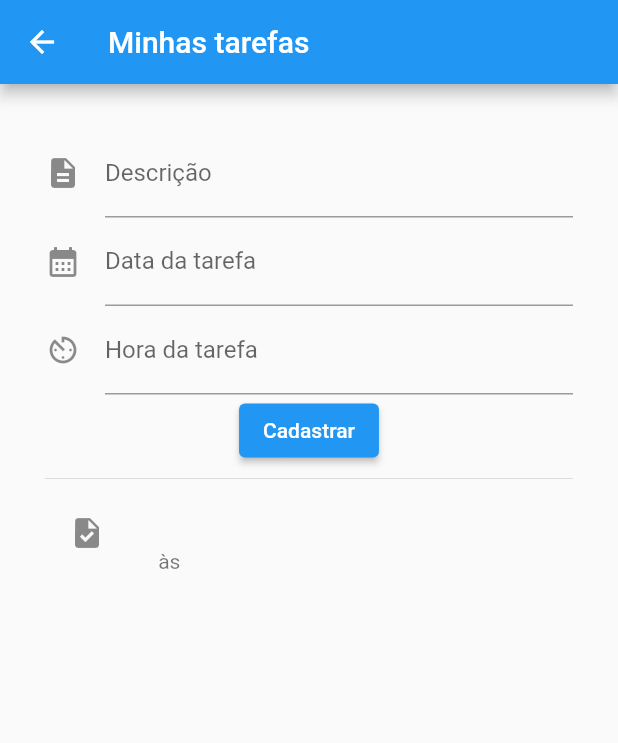
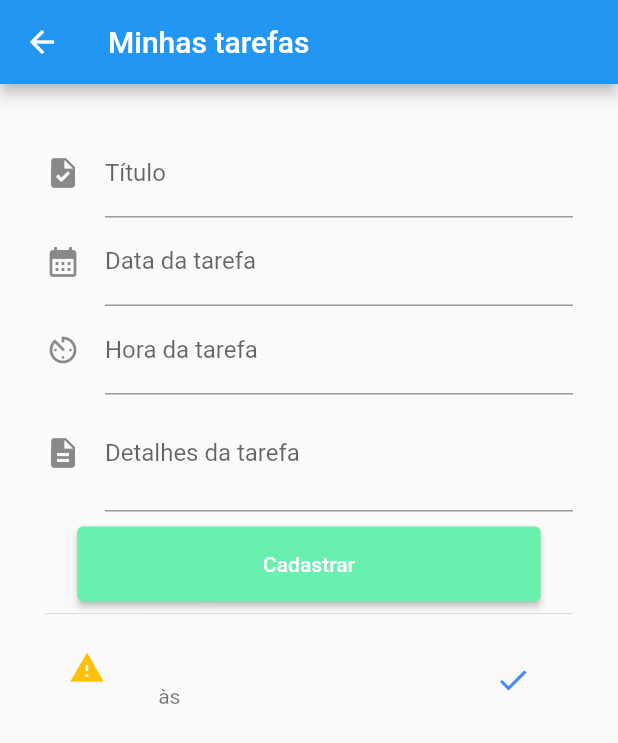
Before and after one commit to matsunagasistemafiep/flutter_app_2023, a Flutter app: the ListaTarefas screen opened directly, after a tap on "Cadastrar", on a phone screen of 412 x 824 dp. Shown: the top 743 px of the screen. Run offline on Flutter 3.47's test engine with Material 2 defaults, Android fonts, the phone set to English and light mode, and no system bars; our stand-ins replace lottie.

Commit message:
feature: todo list update

```diff
--- a/lib/models/tarefa_model.dart
+++ b/lib/models/tarefa_model.dart
@@ -3,13 +3,15 @@ class Tarefa {
   String descricao;
   String data;
   String hora;
-  int situacao;
+  int situacao; // 0 - pendente, 1 - concluído
+  String detalhes;
 
   Tarefa({
     required this.id,
     required this.descricao,
     required this.data,
     required this.hora,
+    required this.detalhes,
     this.situacao=0
   });
 
--- a/lib/pages/lista_tarefas.dart
+++ b/lib/pages/lista_tarefas.dart
@@ -2,6 +2,7 @@ import 'package:flutter/material.dart';
 import 'package:intl/intl.dart';
 
 import '../models/tarefa_model.dart';
+import 'detalhes_tarefa.dart';
 
 class ListaTarefas extends StatefulWidget {
   const ListaTarefas({super.key});
@@ -17,7 +18,9 @@ class ListaTarefasState extends State<ListaTarefas> {
   TextEditingController descriptionControl = TextEditingController();
   TextEditingController dataControl = TextEditingController();
   TextEditingController horaControl = TextEditingController();
+  TextEditingController detalhesControl = TextEditingController();
 
+  /// Variável que representa os dados a serem exibidos
   List<Tarefa> listaTarefa = [];
 
   @override
@@ -31,8 +34,8 @@ class ListaTarefasState extends State<ListaTarefas> {
             TextFormField(
               controller: descriptionControl,
               decoration: const InputDecoration(
-                labelText: "Descrição",
-                icon: Icon(Icons.description)
+                labelText: "Título",
+                icon: Icon(Icons.task)
               )
             ),
             TextFormField(
@@ -76,7 +79,24 @@ class ListaTarefasState extends State<ListaTarefas> {
                 }
               },
             ),
+            TextFormField(
+              controller: detalhesControl,
+              decoration: const InputDecoration(
+                icon: Icon(Icons.description),
+                labelText: "Detalhes da tarefa"
+              ),
+              maxLines: 2,
+            ),
+            const SizedBox(height: 10),
+            /// Botão responsável por cadastrar uma nova tarefa
             ElevatedButton(
+              style: ButtonStyle(
+                // MediaQuery.of(context).size.width é a largura da tela do celular
+                // *0.75 indica que é 75% da largura
+                fixedSize: MaterialStatePropertyAll(Size(MediaQuery.of(context).size.width*0.75, 50)),
+                foregroundColor: const MaterialStatePropertyAll(Colors.white),
+                backgroundColor: const MaterialStatePropertyAll(Colors.greenAccent)
+              ),
               child: const Text("Cadastrar"),
               onPressed: () {
                 /// Instanciar um objeto da classe Tarefa
@@ -84,7 +104,8 @@ class ListaTarefasState extends State<ListaTarefas> {
                   id: listaTarefa.length+1,
                   descricao: descriptionControl.text,
                   data: dataControl.text,
-                  hora: horaControl.text
+                  hora: horaControl.text,
+                  detalhes: detalhesControl.text
                 );
                 setState(() {
                   listaTarefa.add(task);
@@ -93,14 +114,55 @@ class ListaTarefasState extends State<ListaTarefas> {
             ),
             const Divider(),
             Expanded(
+              /// listaTarefa - a lista em si
+              /// index - o índice da lista
+              /// listaTarefa[index] - item atual
               child: ListView.builder(
                 itemCount: listaTarefa.length,
                 itemBuilder: (context, index) {
                   Tarefa task = listaTarefa[index];
                   return ListTile(
-                    leading: const Icon(Icons.task),
-                    title: Text(task.descricao),
+                    // Operador condicional ternário
+                    leading: (task.situacao==1) ?
+                      const Icon(Icons.check_circle, color: Color.fromARGB(255, 76, 249, 82))
+                      : const Icon(Icons.warning, color: Colors.amber),
+                    title: Text(
+                      task.descricao,
+                      style: const TextStyle(
+                        fontWeight: FontWeight.bold,
+                        color: Colors.blue
+                      )
+                    ),
                     subtitle: Text("${task.data} às ${task.hora}"),
+                    trailing: (task.situacao==0) ?
+                      IconButton(
+                        icon: const Icon(Icons.check, color: Colors.blueAccent),
+                        onPressed:() {
+                          setState(() {
+                            listaTarefa[index].situacao = 1;
+                          });
+                        },
+                      ) :
+                      IconButton(
+                        icon: const Icon(Icons.undo_rounded, color: Colors.redAccent),
+                        onPressed:() {
+                          setState(() {
+                            listaTarefa[index].situacao = 0;
+                          });
+                        },
+                      ),
+                    onLongPress: () {
+                      print("Ação on Long Press");
+                      Navigator.push(
+                        context,
+                        MaterialPageRoute(
+                          builder:(context) => DetalhesTarefa(task: listaTarefa[index]),
+                        )
+                      );
+                    },
+                    onTap: () {
+                      print("Ação Tap");
+                    },
                   );
                 },
               ),
```
Also changed, not shown: lib/pages/detalhes_tarefa.dart (added, +31 -0 lines), 1 other file.
